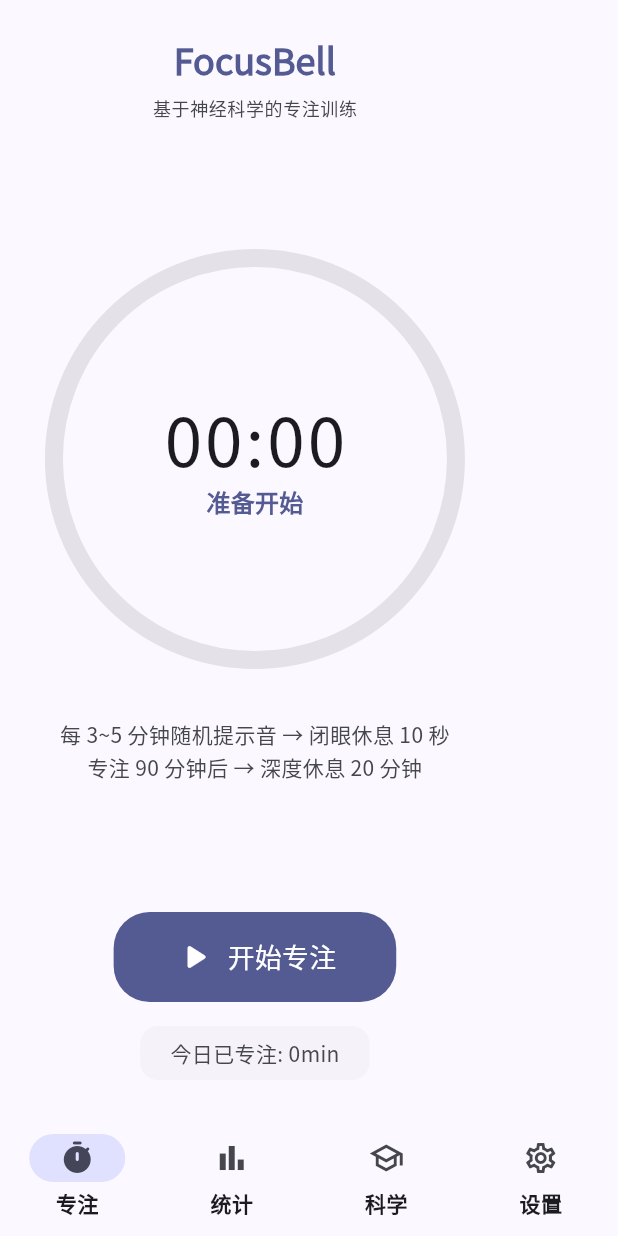
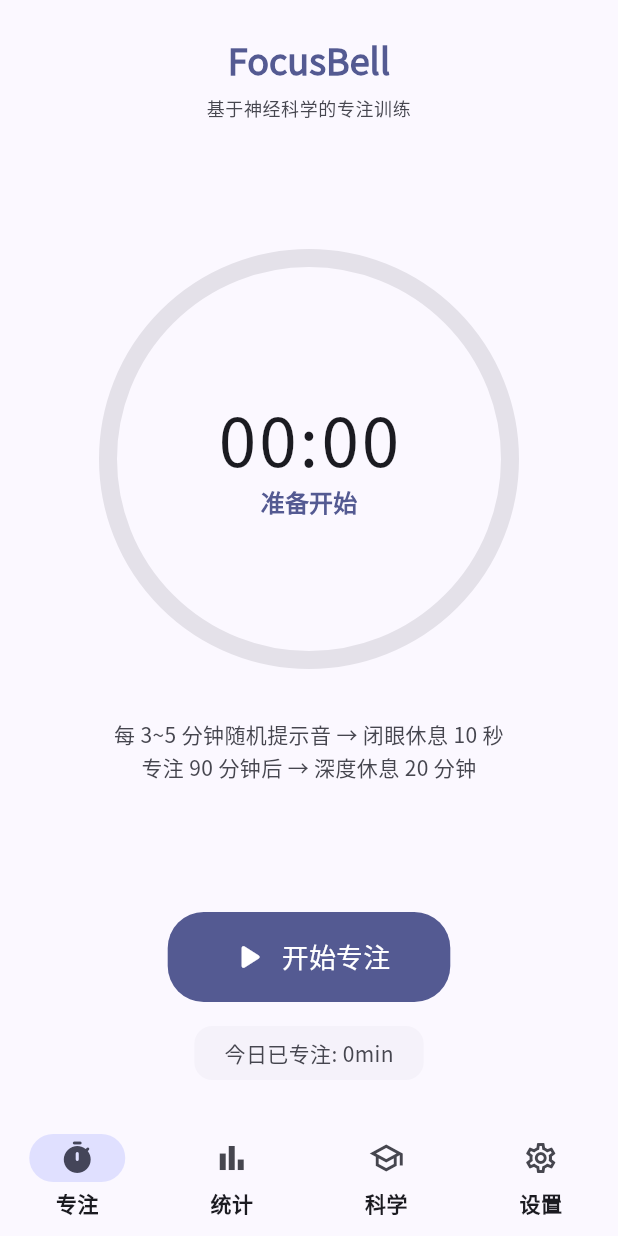
Before and after one commit to StayGoldTY/focus-bell, a Flutter app: the screen it shows after launch, on a phone screen of 412 x 824 dp. Run offline on Flutter 3.47's test engine with Material 3 defaults, Android fonts, the phone set to English and light mode, and no system bars; our stand-ins replace dio, flutter_animate, flutter_riverpod, go_router, google_fonts, just_audio and 1 more; missing offline and left inert: dart:js_interop.

Commit message:
Fix web centering and add EdgeOne deployment

```diff
--- a/lib/app.dart
+++ b/lib/app.dart
@@ -3,7 +3,9 @@
 import 'package:flutter_riverpod/flutter_riverpod.dart';
 import 'core/router/app_router.dart';
 import 'core/theme/app_theme.dart';
+import 'features/timer/models/timer_state.dart';
 import 'features/timer/providers/settings_provider.dart';
+import 'features/timer/providers/timer_provider.dart';
 
 class FocusBellApp extends ConsumerWidget {
   const FocusBellApp({super.key});
@@ -16,31 +18,54 @@
   Widget build(BuildContext context, WidgetRef ref) {
     final themeMode = ref.watch(themeModeProvider);
     final colorScheme = ref.watch(colorSchemeProvider);
+    final timerPhase = ref.watch(timerProvider.select((state) => state.phase));
 
-    final app = MaterialApp.router(
+    return MaterialApp.router(
       title: 'FocusBell',
       debugShowCheckedModeBanner: false,
       themeMode: themeMode,
       theme: AppTheme.light(colorScheme),
       darkTheme: AppTheme.dark(colorScheme),
       routerConfig: appRouter,
-    );
+      builder: (context, child) {
+        if (child == null || !kIsWeb || _usesFullscreenShell(timerPhase)) {
+          return child ?? const SizedBox.shrink();
+        }
 
-    if (!kIsWeb) return app;
+        return LayoutBuilder(
+          builder: (context, constraints) {
+            if (constraints.maxWidth <= _webMaxWidth) {
+              return child;
+            }
 
-    final brightness = WidgetsBinding.instance.platformDispatcher
-        .platformBrightness;
-    final bgColor = brightness == Brightness.dark ? _webBgDark : _webBgLight;
+            final mediaQuery = MediaQuery.of(context);
+            final brightness = Theme.of(context).brightness;
+            final bgColor = brightness == Brightness.dark
+                ? _webBgDark
+                : _webBgLight;
 
             return ColoredBox(
               color: bgColor,
               child: Align(
                 alignment: Alignment.topCenter,
-        child: ConstrainedBox(
-          constraints: const BoxConstraints(maxWidth: _webMaxWidth),
-          child: app,
+                child: MediaQuery(
+                  data: mediaQuery.copyWith(
+                    size: Size(_webMaxWidth, mediaQuery.size.height),
+                  ),
+                  child: SizedBox(
+                    width: _webMaxWidth,
+                    height: constraints.maxHeight,
+                    child: child,
+                  ),
                 ),
               ),
             );
+          },
+        );
+      },
+    );
   }
+
+  static bool _usesFullscreenShell(TimerPhase phase) =>
+      phase == TimerPhase.microRest || phase == TimerPhase.longBreak;
 }
--- a/lib/features/timer/pages/timer_page.dart
+++ b/lib/features/timer/pages/timer_page.dart
@@ -7,19 +7,32 @@
 class TimerPage extends ConsumerWidget {
   const TimerPage({super.key});
 
+  static const _contentMaxWidth = 360.0;
+
   @override
   Widget build(BuildContext context, WidgetRef ref) {
     final timerState = ref.watch(timerProvider);
     final theme = Theme.of(context);
 
     return Scaffold(
-      body: SafeArea(
+      body: LayoutBuilder(
+        builder: (context, constraints) {
+          final horizontalPadding = constraints.maxWidth > 420 ? 24.0 : 20.0;
+          final contentWidth = (constraints.maxWidth - horizontalPadding * 2)
+              .clamp(0.0, _contentMaxWidth);
+
+          return SafeArea(
+            child: Center(
+              child: SizedBox(
+                width: contentWidth,
                 child: Column(
+                  crossAxisAlignment: CrossAxisAlignment.center,
                   children: [
                     const SizedBox(height: 24),
                     // 标题
                     Text(
                       'FocusBell',
+                      textAlign: TextAlign.center,
                       style: theme.textTheme.headlineSmall?.copyWith(
                         fontWeight: FontWeight.w700,
                         color: theme.colorScheme.primary,
@@ -28,6 +41,7 @@
                     const SizedBox(height: 8),
                     Text(
                       '基于神经科学的专注训练',
+                      textAlign: TextAlign.center,
                       style: theme.textTheme.bodySmall?.copyWith(
                         color: theme.colorScheme.onSurfaceVariant,
                       ),
@@ -57,25 +71,34 @@
                   ],
                 ),
               ),
+            ),
+          );
+        },
+      ),
     );
   }
 
   Widget _buildTimer(FocusTimerState timerState, ThemeData theme) {
     final isActive = timerState.phase != TimerPhase.idle;
-    return CircularTimer(
+    return Align(
+      alignment: Alignment.center,
+      child: CircularTimer(
         progress: isActive ? timerState.progress : 0,
         timeText: isActive ? timerState.remainingFormatted : '00:00',
         label: timerState.phaseLabel,
         subtitle: timerState.phase == TimerPhase.focusing
             ? '下次铃声 ~${_formatSeconds(timerState.nextBellInSeconds)}'
             : null,
+      ),
     );
   }
 
   Widget _buildStatusInfo(FocusTimerState timerState, ThemeData theme) {
     if (timerState.phase == TimerPhase.idle) {
       return Padding(
-        padding: const EdgeInsets.symmetric(horizontal: 40),
+        padding: const EdgeInsets.symmetric(horizontal: 8),
+        child: SizedBox(
+          width: double.infinity,
           child: Text(
             '每 3~5 分钟随机提示音 → 闭眼休息 10 秒\n专注 90 分钟后 → 深度休息 20 分钟',
             textAlign: TextAlign.center,
@@ -84,11 +107,14 @@
               height: 1.6,
             ),
           ),
+        ),
       );
     }
 
     if (timerState.phase == TimerPhase.focusing) {
-      return Container(
+      return Align(
+        alignment: Alignment.center,
+        child: Container(
           padding: const EdgeInsets.symmetric(horizontal: 20, vertical: 10),
           decoration: BoxDecoration(
             color: theme.colorScheme.primaryContainer.withValues(alpha: 0.5),
@@ -98,6 +124,7 @@
             '已完成 ${timerState.microRestCount} 次微休息',
             style: theme.textTheme.bodyMedium?.copyWith(
               color: theme.colorScheme.onPrimaryContainer,
+            ),
           ),
         ),
       );
@@ -116,18 +143,23 @@
 
     switch (timerState.phase) {
       case TimerPhase.idle:
-        return FilledButton.icon(
+        return Align(
+          alignment: Alignment.center,
+          child: FilledButton.icon(
             onPressed: notifier.startFocus,
             icon: const Icon(Icons.play_arrow_rounded, size: 28),
             label: const Text('开始专注', style: TextStyle(fontSize: 18)),
             style: FilledButton.styleFrom(
               padding: const EdgeInsets.symmetric(horizontal: 40, vertical: 16),
             ),
+          ),
         );
 
       case TimerPhase.focusing:
-        return Row(
-          mainAxisAlignment: MainAxisAlignment.center,
+        return Align(
+          alignment: Alignment.center,
+          child: Row(
+            mainAxisSize: MainAxisSize.min,
             children: [
               OutlinedButton.icon(
                 onPressed: notifier.stop,
@@ -141,11 +173,14 @@
                 label: const Text('暂停'),
               ),
             ],
+          ),
         );
 
       case TimerPhase.paused:
-        return Row(
-          mainAxisAlignment: MainAxisAlignment.center,
+        return Align(
+          alignment: Alignment.center,
+          child: Row(
+            mainAxisSize: MainAxisSize.min,
             children: [
               OutlinedButton.icon(
                 onPressed: notifier.stop,
@@ -159,11 +194,14 @@
                 label: const Text('继续'),
               ),
             ],
+          ),
         );
 
       case TimerPhase.longBreak:
-        return Row(
-          mainAxisAlignment: MainAxisAlignment.center,
+        return Align(
+          alignment: Alignment.center,
+          child: Row(
+            mainAxisSize: MainAxisSize.min,
             children: [
               OutlinedButton.icon(
                 onPressed: notifier.skipBreak,
@@ -177,6 +215,7 @@
                 label: const Text('+5 分钟'),
               ),
             ],
+          ),
         );
 
       case TimerPhase.microRest:
```
Also changed, not shown: lib/features/timer/providers/timer_provider.dart (+5 -7 lines), 3 other files. Lines whose indentation alone changed are shown as unchanged.
